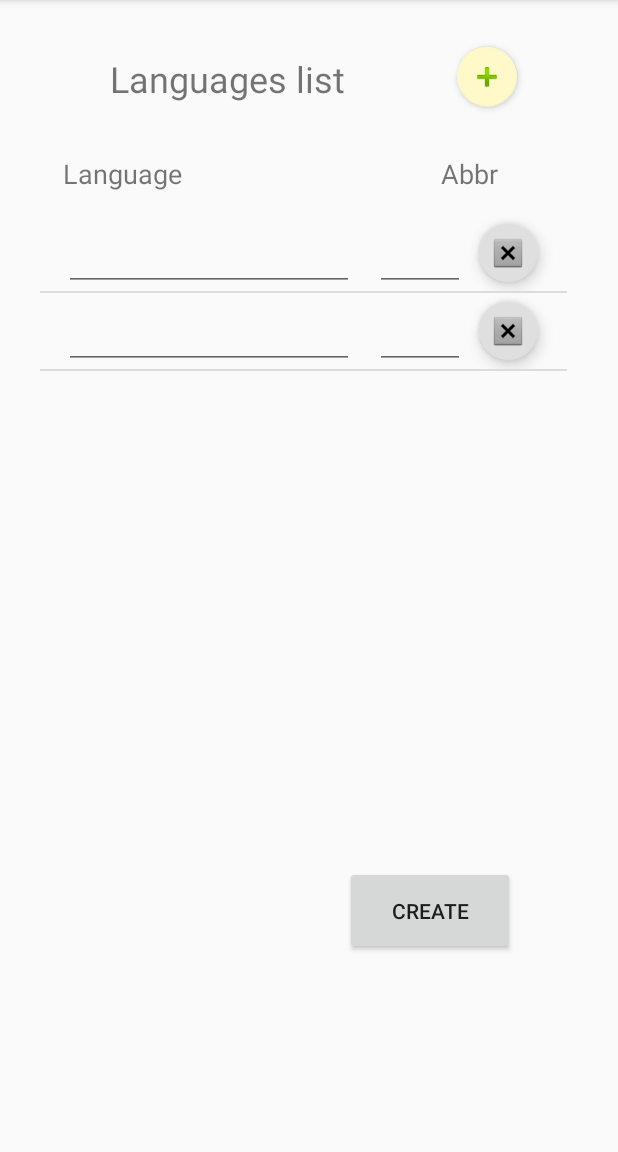
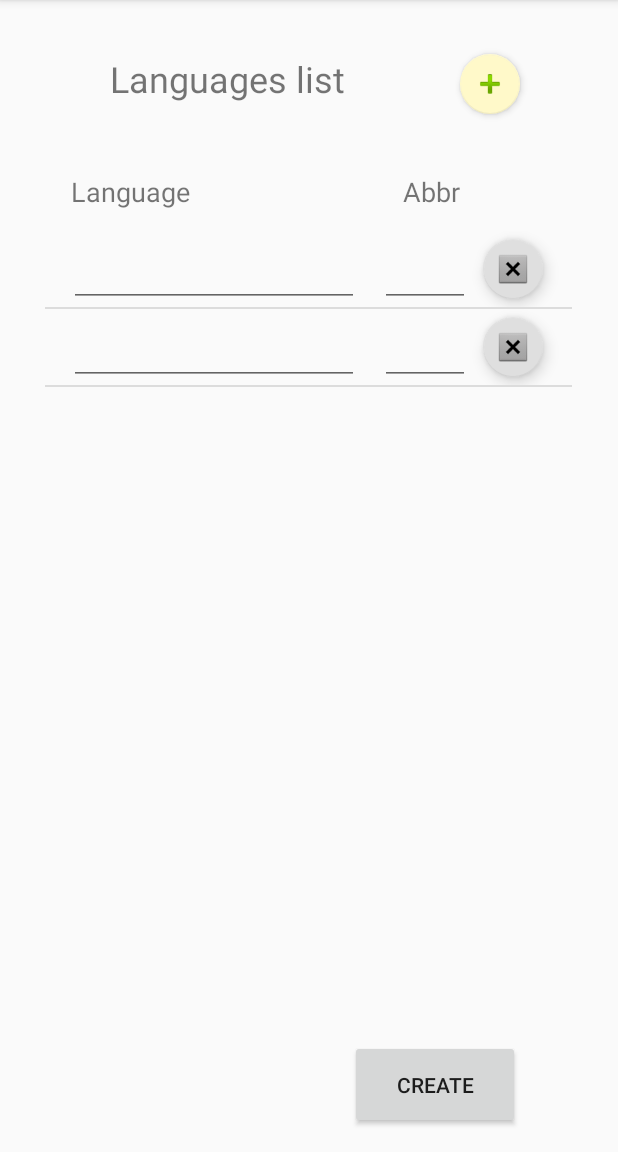
Before and after one commit to jkuklis/PersonalDictionary, an Android app: the DictionaryCreate screen opened directly, with no data from a screen before it, on a phone screen of 412 x 824 dp, the part 84-1236 px from its top. Run offline under Robolectric (Android 15) with nearby library versions, the phone set to English and light mode, and no system bars.

```diff
--- a/app/src/main/java/com/example/jkuklis/personaldictionary/DictionaryCreate.java
+++ b/app/src/main/java/com/example/jkuklis/personaldictionary/DictionaryCreate.java
@@ -220,10 +220,11 @@ public class DictionaryCreate extends AppCompatActivity implements
         }
 
         public void delete_language(int position) {
+            warning.setText(String.valueOf(position));
+            warning.setVisibility(View.VISIBLE);
             if (languages.size() > 1) {
                 languages.remove(position);
                 warning.setVisibility(View.INVISIBLE);
-                this.notifyDataSetChanged();
 
             } else {
                 warning.setText(LANG_LOWER_LIMIT);
--- a/app/src/main/res/layout/activity_dictionary_create.xml
+++ b/app/src/main/res/layout/activity_dictionary_create.xml
@@ -1,6 +1,6 @@
 <?xml version="1.0" encoding="utf-8"?>
 
-<android.support.constraint.ConstraintLayout xmlns:android="http://schemas.android.com/apk/res/android"
+<RelativeLayout xmlns:android="http://schemas.android.com/apk/res/android"
     xmlns:app="http://schemas.android.com/apk/res-auto"
     xmlns:tools="http://schemas.android.com/tools"
     android:layout_width="match_parent"
@@ -22,10 +22,6 @@
         android:id="@+id/addLanguage"
         android:layout_width="wrap_content"
         android:layout_height="wrap_content"
-        android:layout_marginEnd="61dp"
-        android:layout_marginLeft="8dp"
-        android:layout_marginRight="61dp"
-        android:layout_marginTop="31dp"
         android:clickable="true"
         app:elevation="3dp"
         app:fabSize="mini"
@@ -34,7 +30,10 @@
         app:layout_constraintLeft_toRightOf="@+id/languageHeader"
         app:layout_constraintRight_toRightOf="parent"
         app:layout_constraintTop_toTopOf="parent"
-        app:srcCompat="@android:drawable/ic_input_add" />
+        app:srcCompat="@android:drawable/ic_input_add"
+        android:layout_alignTop="@+id/languageHeader"
+        android:layout_alignRight="@+id/createDictionary"
+        android:layout_alignEnd="@+id/createDictionary" />
 
     <TextView
         android:id="@+id/textView"
@@ -43,26 +42,31 @@
         android:text="@string/lang_header"
         android:textSize="18sp"
         app:layout_constraintTop_toTopOf="parent"
-        android:layout_marginTop="103dp"
-        android:layout_marginLeft="42dp"
-        app:layout_constraintLeft_toLeftOf="parent" />
+        app:layout_constraintLeft_toLeftOf="parent"
+        android:layout_alignBaseline="@+id/textView2"
+        android:layout_alignBottom="@+id/textView2"
+        android:layout_alignLeft="@+id/listViewMain"
+        android:layout_alignStart="@+id/listViewMain"
+        android:layout_marginLeft="17dp"
+        android:layout_marginStart="17dp" />
 
     <TextView
         android:id="@+id/textView2"
         android:layout_width="wrap_content"
         android:layout_height="wrap_content"
-        android:layout_marginRight="80dp"
-        android:layout_marginTop="103dp"
         android:text="@string/lang_short_header"
         android:textSize="18sp"
         app:layout_constraintRight_toRightOf="parent"
-        app:layout_constraintTop_toTopOf="parent" />
+        app:layout_constraintTop_toTopOf="parent"
+        android:layout_marginTop="39dp"
+        android:layout_below="@+id/addLanguage"
+        android:layout_toLeftOf="@+id/addLanguage"
+        android:layout_toStartOf="@+id/addLanguage" />
 
     <TextView
         android:id="@+id/warningPlaceholder"
         android:layout_width="wrap_content"
         android:layout_height="wrap_content"
-        android:layout_marginBottom="48dp"
         android:text="@string/warning_placeholder"
         android:textColor="@android:color/holo_red_dark"
         android:visibility="invisible"
@@ -70,37 +74,44 @@
         app:layout_constraintLeft_toLeftOf="parent"
         app:layout_constraintRight_toRightOf="parent"
         app:layout_constraintHorizontal_bias="0.164"
-        android:layout_marginTop="8dp"
         app:layout_constraintTop_toBottomOf="@+id/listViewMain"
-        app:layout_constraintVertical_bias="0.682" />
+        app:layout_constraintVertical_bias="0.682"
+        android:layout_alignBaseline="@+id/createDictionary"
+        android:layout_alignBottom="@+id/createDictionary"
+        android:layout_alignLeft="@+id/textView"
+        android:layout_alignStart="@+id/textView"
+        android:layout_marginLeft="32dp"
+        android:layout_marginStart="32dp" />
 
     <Button
         android:id="@+id/createDictionary"
         android:layout_width="113dp"
         android:layout_height="59dp"
-        android:layout_marginLeft="217dp"
         android:text="@string/create_dictionary"
         app:layout_constraintLeft_toLeftOf="parent"
         app:layout_constraintBottom_toBottomOf="parent"
-        android:layout_marginBottom="26dp"
-        android:layout_marginRight="8dp"
         app:layout_constraintRight_toRightOf="parent"
         app:layout_constraintHorizontal_bias="0.173"
-        android:layout_marginTop="8dp"
         app:layout_constraintTop_toBottomOf="@+id/listViewMain"
-        app:layout_constraintVertical_bias="0.619" />
+        app:layout_constraintVertical_bias="0.619"
+        android:layout_alignParentBottom="true"
+        android:layout_toRightOf="@+id/languageHeader"
+        android:layout_toEndOf="@+id/languageHeader"
+        android:layout_marginBottom="15dp" />
 
     <ListView
         android:id="@+id/listViewMain"
         android:layout_width="351dp"
         android:layout_height="254dp"
         android:layout_gravity="bottom"
-        android:layout_marginLeft="8dp"
-        android:layout_marginTop="143dp"
+        android:layout_marginTop="14dp"
         android:layout_weight="0.36"
         app:layout_constraintHorizontal_bias="0.36"
         app:layout_constraintLeft_toLeftOf="parent"
         app:layout_constraintRight_toRightOf="parent"
-        app:layout_constraintTop_toTopOf="parent" />
+        app:layout_constraintTop_toTopOf="parent"
+        android:layout_below="@+id/textView"
+        android:layout_centerHorizontal="true"
+        android:layout_above="@+id/createDictionary" />
 
-</android.support.constraint.ConstraintLayout>
+</RelativeLayout>
--- a/app/src/main/res/layout/activity_dictionary_import.xml
+++ b/app/src/main/res/layout/activity_dictionary_import.xml
@@ -8,14 +8,14 @@
 
     <TextView
         android:id="@+id/importInfo"
-        android:layout_width="265dp"
-        android:layout_height="29dp"
+        android:layout_width="290dp"
+        android:layout_height="33dp"
         android:text="@string/import_info"
         app:layout_constraintLeft_toLeftOf="parent"
         app:layout_constraintRight_toRightOf="parent"
         app:layout_constraintTop_toTopOf="parent"
         android:layout_marginTop="57dp"
-        app:layout_constraintHorizontal_bias="0.501" />
+        app:layout_constraintHorizontal_bias="0.511" />
 
     <EditText
         android:id="@+id/importPath"
--- a/app/src/main/res/layout/activity_dictionary_show.xml
+++ b/app/src/main/res/layout/activity_dictionary_show.xml
@@ -66,14 +66,14 @@
         android:layout_width="match_parent"
         android:layout_height="14dp"
         android:orientation="horizontal"
-        android:layout_weight="0.14"></LinearLayout>
+        android:layout_weight="0.27"></LinearLayout>
 
     <ListView
         android:id="@+id/wordsList"
         android:layout_width="wrap_content"
-        android:layout_height="331dp"
+        android:layout_height="324dp"
         android:visibility="visible"
-        android:layout_weight="0.26" />
+        android:layout_weight="0.12" />
 
     <RelativeLayout
         android:layout_width="match_parent"
--- a/app/src/main/res/values/strings.xml
+++ b/app/src/main/res/values/strings.xml
@@ -31,8 +31,8 @@
     <string name="search_status">Status</string>
     <string name="add_status">Status</string>
     <string name="back_button">Back</string>
-    <string name="import_info">Fill in the path to import a dictionary</string>
-    <string name="import_path">Json dictionary file path</string>
+    <string name="import_info">Fill in the URL path to JSON dictionary string</string>
+    <string name="import_path">Path</string>
     <string name="import_button">Import</string>
     <string name="import_status">Status</string>
 </resources>
```
Also changed, not shown: app/src/main/java/com/example/jkuklis/personaldictionary/DictionaryAddEntry.java (+12 -2 lines), app/src/main/java/com/example/jkuklis/personaldictionary/DictionaryShow.java (+14 -11 lines).
